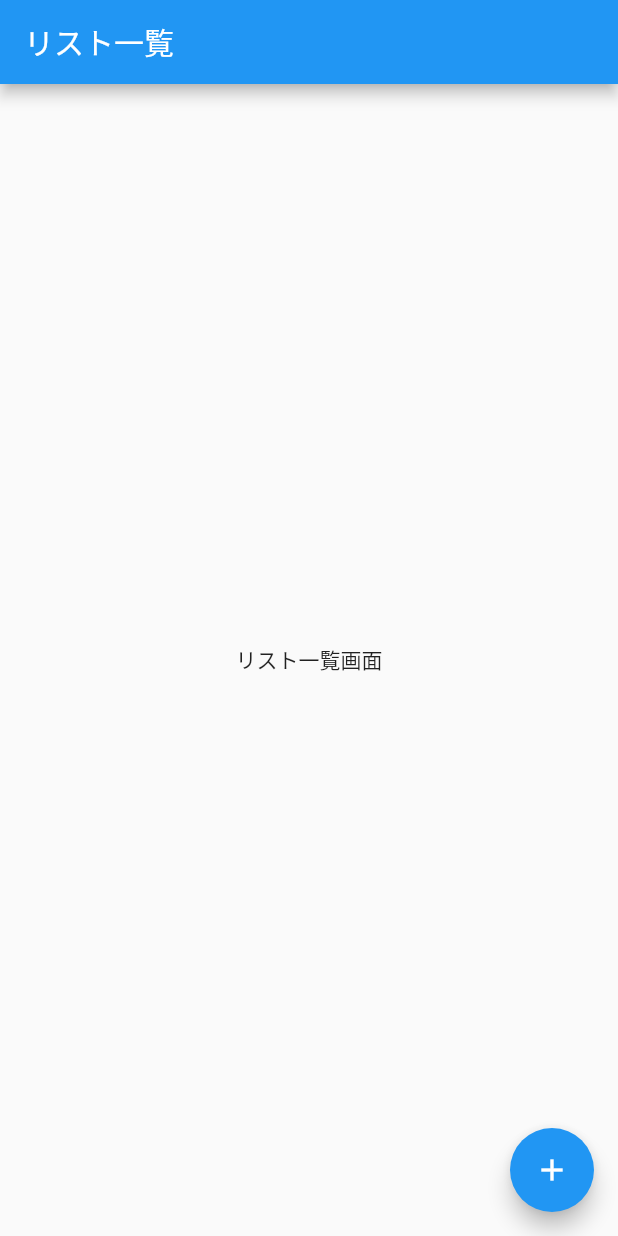
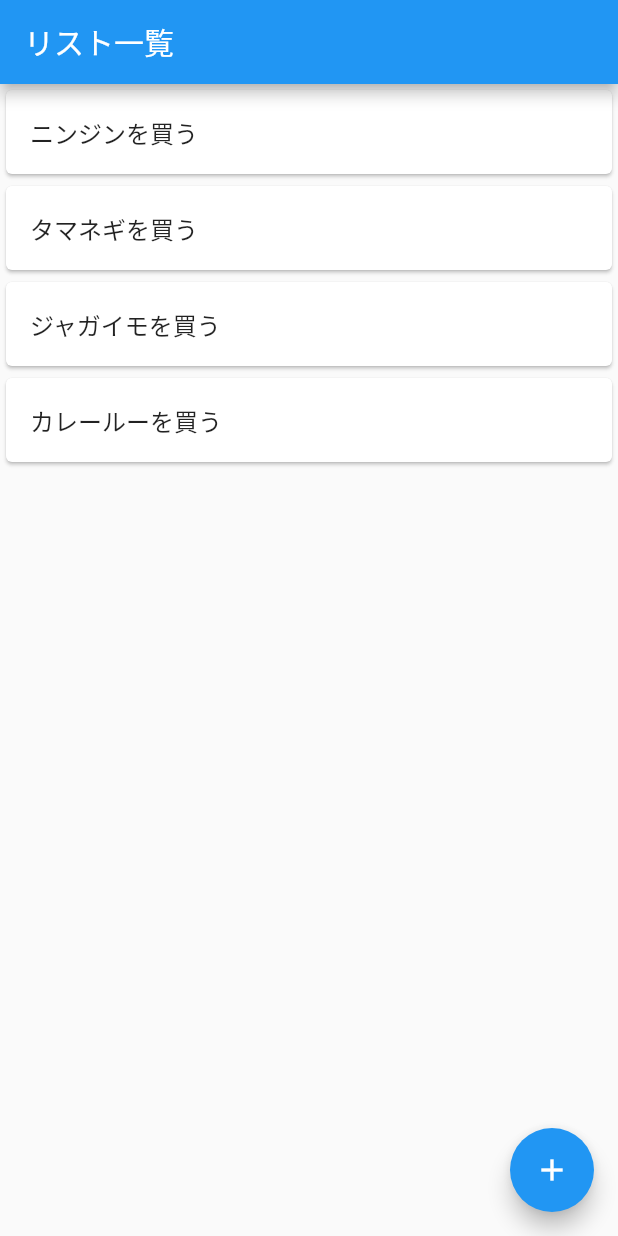
Before and after one commit to 0053405-Ikeda/ToDoList, a Flutter app: the screen it shows after launch, on a phone screen of 412 x 824 dp. Run offline on Flutter 3.47's test engine with Material 2 defaults, Android fonts, the phone set to English and light mode, and no system bars.

Commit message:
リスト一覧を表示させ、デザインを整える

```diff
--- a/mytodoapp/lib/main.dart
+++ b/mytodoapp/lib/main.dart
@@ -29,8 +29,29 @@ class TodoListPage extends StatelessWidget {
       appBar: AppBar(
         title: Text('リスト一覧'),
       ),
-      body: Center(
-        child: Text('リスト一覧画面'),
+      body: ListView(
+        children: <Widget>[
+          Card(
+            child: ListTile(
+              title: Text('ニンジンを買う'),
+            ),
+          ),
+          Card(
+            child: ListTile(
+              title: Text('タマネギを買う'),
+            ),
+          ),
+          Card(
+            child: ListTile(
+              title: Text('ジャガイモを買う'),
+            ),
+          ),
+          Card(
+            child: ListTile(
+              title: Text('カレールーを買う'),
+            ),
+          ),
+        ],
       ),
       floatingActionButton: FloatingActionButton(
         onPressed: () {
```
